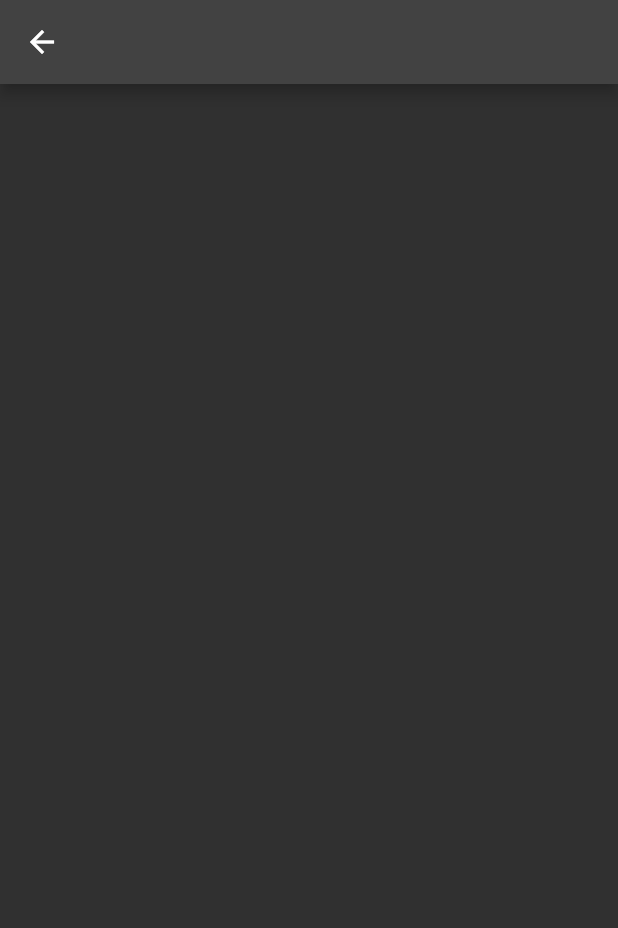
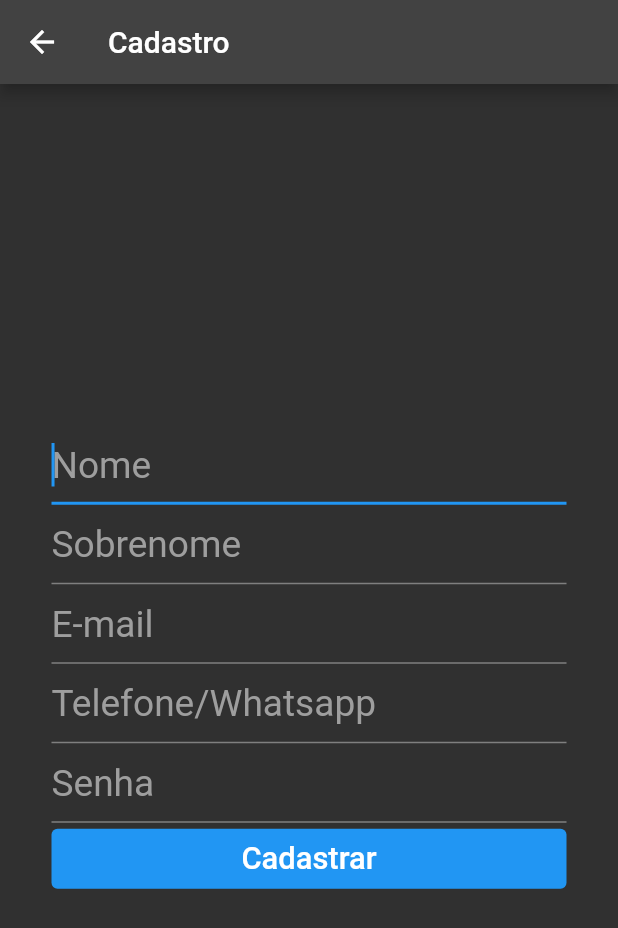
Before and after one commit to irenaldojs/busca_peca, a Flutter app: the screen it shows after launch, after a tap on "Entrar", after a tap on "Criar uma conta", on a phone screen of 412 x 824 dp. Shown: the top 928 px of the screen. Run offline on Flutter 3.47's test engine with Material 2 defaults, Android fonts, the phone set to English and light mode, and no system bars; our stand-ins replace flutter_signin_button, get, mask_text_input_formatter.

Commit message:
Update register page, register controller and register widgets

```diff
--- a/lib/app/pages/login/login_page.dart
+++ b/lib/app/pages/login/login_page.dart
@@ -42,12 +42,12 @@ class LoginPage extends GetView<LoginController> {
                 }),
                 SignInButton(
                   Buttons.Google,
-                  text: 'Usar conta da gmail',
+                  text: 'Entrar com o gmail',
                   onPressed: () {},
                 ),
                 SignInButton(
                   Buttons.Facebook,
-                  text: 'Usar conta facebook',
+                  text: 'Entrar com o facebook',
                   onPressed: () {},
                 )
               ],
--- a/lib/app/pages/login/login_widgets.dart
+++ b/lib/app/pages/login/login_widgets.dart
@@ -47,7 +47,8 @@ textFormFieldPassword(double height, TextEditingController editController) {
       } else {
         return null;
       }
-      });
+    },
+  );
 }
 
 textButtomLogin(double height, LoginController controller) {
--- a/lib/app/pages/register/register_controller.dart
+++ b/lib/app/pages/register/register_controller.dart
@@ -1,7 +1,13 @@
 
+import 'package:flutter/material.dart';
 import 'package:get/get.dart';
 
 class RegisterController extends GetxController{
-
+  final formKey = GlobalKey<FormState>().obs;
+  final firstNameController = TextEditingController().obs;
+  final lastNameController = TextEditingController().obs;
+  final emailController = TextEditingController().obs;
+  final passwordController = TextEditingController().obs;
+  final phoneController = TextEditingController().obs;
 
 }
--- a/lib/app/pages/register/register_page.dart
+++ b/lib/app/pages/register/register_page.dart
@@ -1,4 +1,5 @@
 import 'package:busca_peca/app/pages/register/register_controller.dart';
+import 'package:busca_peca/app/pages/register/register_widgets.dart';
 import 'package:flutter/material.dart';
 import 'package:get/get.dart';
 
@@ -7,9 +8,40 @@ class RegisterPage extends GetView<RegisterController> {
 
   @override
   Widget build(BuildContext context) {
+    double height = context.height;
+    double width = context.width;
+
     return Scaffold(
-      appBar: AppBar(),
-      body: Padding(padding: EdgeInsets.all(context.width/20)),
+      appBar: AppBar(title: Text('Cadastro'),),
+      body: Padding(
+        padding: EdgeInsets.only(left: width / 12, right: width / 12),
+        child: Center(
+          child: SingleChildScrollView(
+            child: Column(
+              crossAxisAlignment: CrossAxisAlignment.stretch,
+              children: [
+                Form(
+                  key: controller.formKey.value,
+                  child: Column(
+                  children: [
+                    textFormFieldFisrtName(
+                        height, controller.firstNameController.value),
+                    textFormFieldLastName(
+                        height, controller.lastNameController.value),
+                    textFormFieldEmail(
+                        height, controller.emailController.value),
+                    textFormFieldPhone(
+                        height, controller.phoneController.value),
+                    textFormFieldPassword(
+                        height, controller.passwordController.value),
+                  ],
+                )),
+                textButtomRegister(height, controller),
+              ],
+            ),
+          ),
+        ),
+      ),
     );
   }
 }
--- a/lib/app/pages/register/register_widgets.dart
+++ b/lib/app/pages/register/register_widgets.dart
@@ -0,0 +1,129 @@
+import 'package:busca_peca/app/pages/register/register_controller.dart';
+import 'package:flutter/material.dart';
+import 'package:mask_text_input_formatter/mask_text_input_formatter.dart';
+
+textStyleFormField(double height) {
+  return TextStyle(
+    color: Colors.white,
+    fontSize: height * 0.03,
+  );
+}
+
+inputDecorationFormField(String text) {
+  return InputDecoration(
+    hintText: text,
+    hintStyle: const TextStyle(color: Colors.grey),
+  );
+}
+
+textFormFieldFisrtName(double height, TextEditingController editController) {
+  return TextFormField(
+    autofocus: true,
+    controller: editController,
+    keyboardType: TextInputType.text,
+    style: textStyleFormField(height),
+    textCapitalization: TextCapitalization.words,
+    decoration: inputDecorationFormField('Nome'),
+    validator: (value) {
+      if (value!.isEmpty) {
+        return 'Nome obrigatório';
+      } else {
+        return null;
+      }
+    },
+  );
+}
+
+textFormFieldLastName(double height, TextEditingController editController) {
+  return TextFormField(
+    autofocus: true,
+    controller: editController,
+    keyboardType: TextInputType.text,
+    style: textStyleFormField(height),
+    textCapitalization: TextCapitalization.words,
+    decoration: inputDecorationFormField('Sobrenome'),
+    validator: (value) {
+      if (value!.isEmpty) {
+        return 'Sobrenome obrigatório';
+      } else {
+        return null;
+      }
+    },
+  );
+}
+
+textFormFieldEmail(double height, TextEditingController editController) {
+  return TextFormField(
+    autofocus: true,
+    controller: editController,
+    keyboardType: TextInputType.emailAddress,
+    style: textStyleFormField(height),
+    decoration: inputDecorationFormField('E-mail'),
+    validator: (value) {
+      if (value!.isEmpty ||
+          !RegExp(r'[a-z0-9.-_]+@[a-z0-9.-_]+').hasMatch(value)) {
+        return 'Digite um email válido';
+      } else {
+        return null;
+      }
+    },
+  );
+}
+
+textFormFieldPhone(double height, TextEditingController editController) {
+  var mask = MaskTextInputFormatter(mask: '(##)# ####-####');
+  return TextFormField(
+    autofocus: true,
+    controller: editController,
+    keyboardType: TextInputType.number,
+    style: textStyleFormField(height),
+    inputFormatters: [mask],
+    decoration: inputDecorationFormField('Telefone/Whatsapp'),
+    validator: (value) {
+      if (value!.isEmpty ||
+          !RegExp(r'[a-z0-9.-_]+@[a-z0-9.-_]+').hasMatch(value)) {
+        return 'Digite um email válido';
+      } else {
+        return null;
+      }
+    },
+  );
+}
+
+textFormFieldPassword(double height, TextEditingController editController) {
+  return TextFormField(
+    controller: editController,
+    keyboardType: TextInputType.text,
+    style: textStyleFormField(height),
+    decoration: inputDecorationFormField('Senha'),
+    obscureText: true,
+    validator: (value) {
+      if (value!.isEmpty){
+        return 'Digite uma senha';
+      }else if(!RegExp(r'^(?=.*\d)').hasMatch(value)){
+        return 'Deve ter ao menos um número';
+      }else if(!RegExp(r'^(?=.*[a-z])').hasMatch(value)){
+        return 'Deve ter ao menos uma letra minúscula';
+      }else if(!RegExp(r'^(?=.*[A-Z])').hasMatch(value)){
+        return 'Deve ter ao menos uma letra maiúscula';
+      }else if(!RegExp(r'^(?=.*[$*&@#])').hasMatch(value)){
+        return 'Deve ter ao menos um caractere especial';
+      }else if(!RegExp(r'^(?=.*\d)(?=.*[a-z])(?=.*[A-Z])(?=.*[$*&@#])[0-9a-zA-Z$*&@#]{8,}$').hasMatch(value)){
+        return 'Deve ter ao menos 8 digitos';
+      }
+    },
+  );
+}
+
+textButtomRegister(double height, RegisterController controller) {
+  return TextButton(
+    style: TextButton.styleFrom(backgroundColor: Colors.blue),
+    onPressed: () {
+      if (controller.formKey.value.currentState!.validate()) {}
+    },
+    child: Text(
+      'Cadastrar',
+      style: TextStyle(color: Colors.white, fontSize: height * 0.025),
+    ),
+  );
+}
```
Lines whose indentation alone changed are shown as unchanged.
